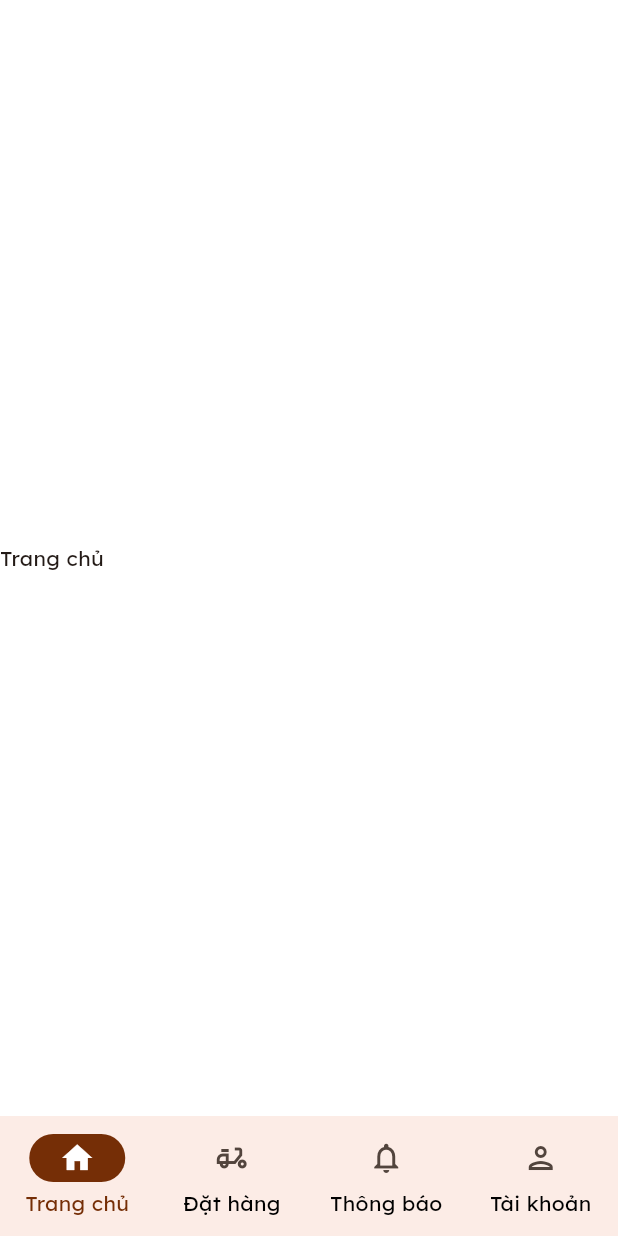
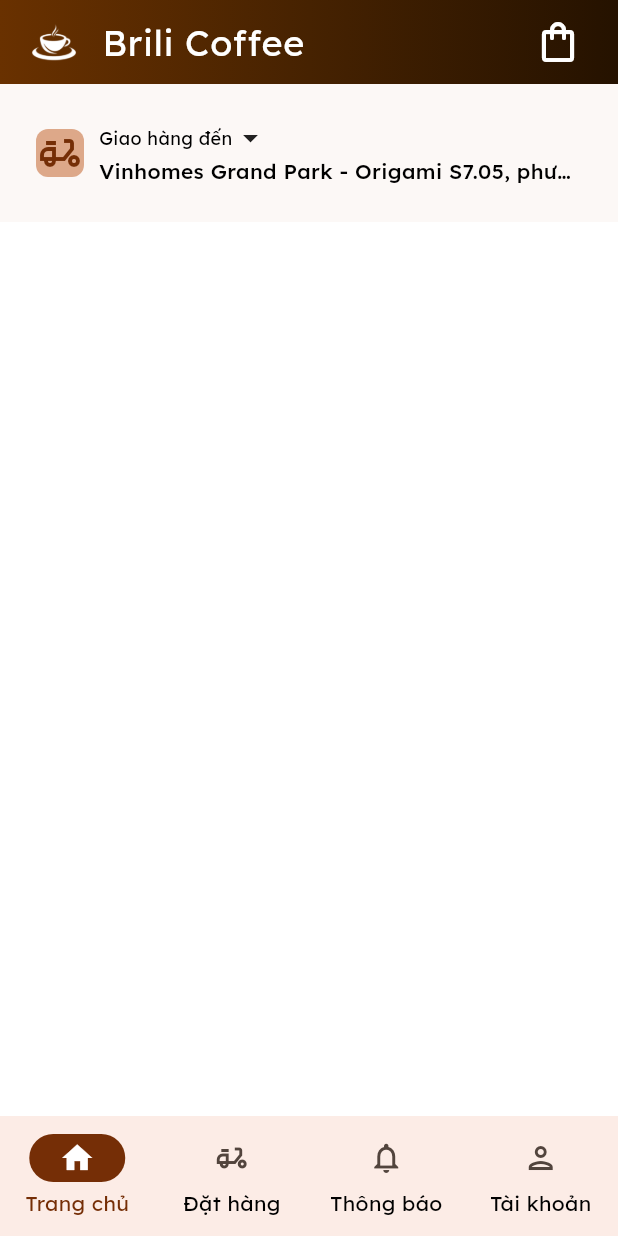
Before and after one commit to minhtun64/flutter-coffee-tea-shop-app, a Flutter app: the BottomTabsNavigation screen opened by its route, on a phone screen of 412 x 824 dp. Run offline on Flutter 3.47's test engine with Material 3 defaults, Android fonts, the phone set to English and light mode, and no system bars; our stand-ins replace flutter_svg.

Commit message:
Design Delivery address component and HomePage appbar

```diff
--- a/lib/screens/bottomTabsNavigation/bottomTabsNavigation.dart
+++ b/lib/screens/bottomTabsNavigation/bottomTabsNavigation.dart
@@ -86,7 +86,7 @@ class _NavigationState extends State<BottomTabsNavigation> {
       ),
       body: <Widget>[
         /// Home page
-        const HomePage(),
+        HomePage(),
 
         /// Order page
         const OrderPage(),
--- a/lib/screens/home/home_screen.dart
+++ b/lib/screens/home/home_screen.dart
@@ -1,18 +1,116 @@
 import 'package:flutter/material.dart';
 
+import '../../values/app_colors.dart';
 import '../../values/app_strings.dart';
+import '../../values/app_theme.dart';
 
 class HomePage extends StatelessWidget {
   const HomePage({super.key});
 
   @override
   Widget build(BuildContext context) {
-    return const Scaffold(
-      body: Column(
-        mainAxisAlignment: MainAxisAlignment.center,
-        children: [
-          Text(AppStrings.home),
-        ],
+    return Scaffold(
+      appBar: AppBar(
+        title: Row(
+          mainAxisAlignment: MainAxisAlignment.spaceBetween,
+          crossAxisAlignment: CrossAxisAlignment.center,
+          children: [
+            Row(
+              crossAxisAlignment: CrossAxisAlignment.center,
+              children: [
+                SizedBox(
+                  width: 40,
+                  child: Image.asset(
+                    'assets/logo/brilicoffee_logo_outline.png',
+                    fit: BoxFit.cover,
+                  ),
+                ),
+                const SizedBox(
+                  width: 12,
+                ),
+                const Text(
+                  'Brili Coffee',
+                  style: AppTheme.brand_Large,
+                ),
+              ],
+            ),
+            IconButton(
+                onPressed: () {},
+                icon: const IconTheme(
+                  data: IconThemeData(color: Colors.white),
+                  child: Icon(Icons.shopping_bag_outlined, size: 32),
+                ))
+          ],
+        ),
+        // shadowColor: const Color.fromARGB(255, 175, 29, 243),
+        // elevation: 8,
+        automaticallyImplyLeading: false,
+        flexibleSpace: Container(
+          decoration: const BoxDecoration(
+              // color: Theme.of(context).primaryColor,
+              gradient: LinearGradient(colors: AppColors.defaultGradient)),
+        ),
+      ),
+      body: SingleChildScrollView(
+        child: Container(
+          width: double.infinity,
+          color: AppColors.scaffoldBackgroundColor,
+          padding: const EdgeInsetsDirectional.all(24),
+          child: Column(
+            children: [
+              Row(
+                mainAxisAlignment: MainAxisAlignment.start,
+                children: [
+                  Container(
+                      decoration: const BoxDecoration(
+                        color: AppColors.cardColor,
+                        borderRadius: BorderRadius.all(
+                          Radius.circular(8),
+                        ),
+                      ),
+                      child: const IconTheme(
+                        data: IconThemeData(
+                          color: AppColors.primaryColor,
+                        ),
+                        child: Icon(
+                          Icons.delivery_dining_outlined,
+                          size: 32,
+                        ),
+                      )),
+                  const SizedBox(
+                    width: 10,
+                  ),
+                  InkWell(
+                    onTap: () {},
+                    child: SizedBox(
+                      width: MediaQuery.of(context).size.width - 90,
+                      child: const Column(
+                        crossAxisAlignment: CrossAxisAlignment.start,
+                        children: [
+                          Row(
+                            children: [
+                              Text(
+                                AppStrings.deliveryTo,
+                                style: AppTheme.body_SuperSmall_Thin,
+                              ),
+                              Icon(Icons.arrow_drop_down),
+                            ],
+                          ),
+                          Text(
+                            'Vinhomes Grand Park - Origami S7.05, phường Long Thạnh Mỹ, thành phố Thủ Đức',
+                            maxLines: 1,
+                            overflow: TextOverflow.ellipsis,
+                            style: AppTheme.body_Small_Bold_Black,
+                          ),
+                        ],
+                      ),
+                    ),
+                  )
+                ],
+              ),
+            ],
+          ),
+        ),
       ),
     );
   }
--- a/lib/values/app_strings.dart
+++ b/lib/values/app_strings.dart
@@ -43,4 +43,7 @@ class AppStrings {
   static const String order = 'Đặt hàng';
   static const String notifications = 'Thông báo';
   static const String account = 'Tài khoản';
+
+//HOME
+  static const String deliveryTo = 'Giao hàng đến';
 }
```
